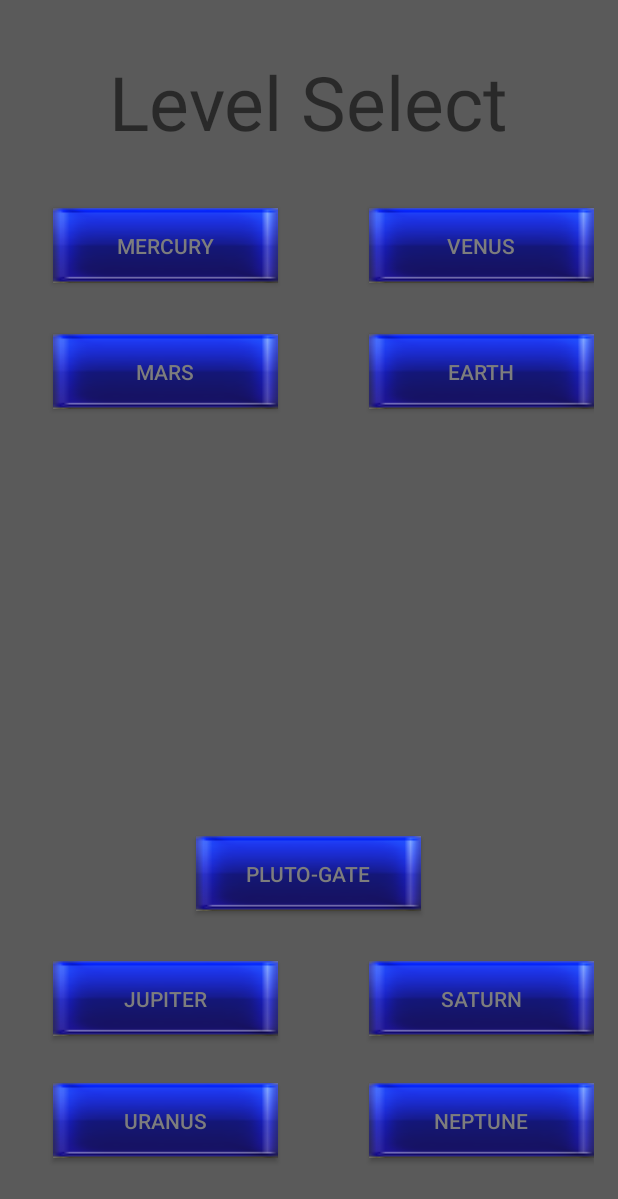
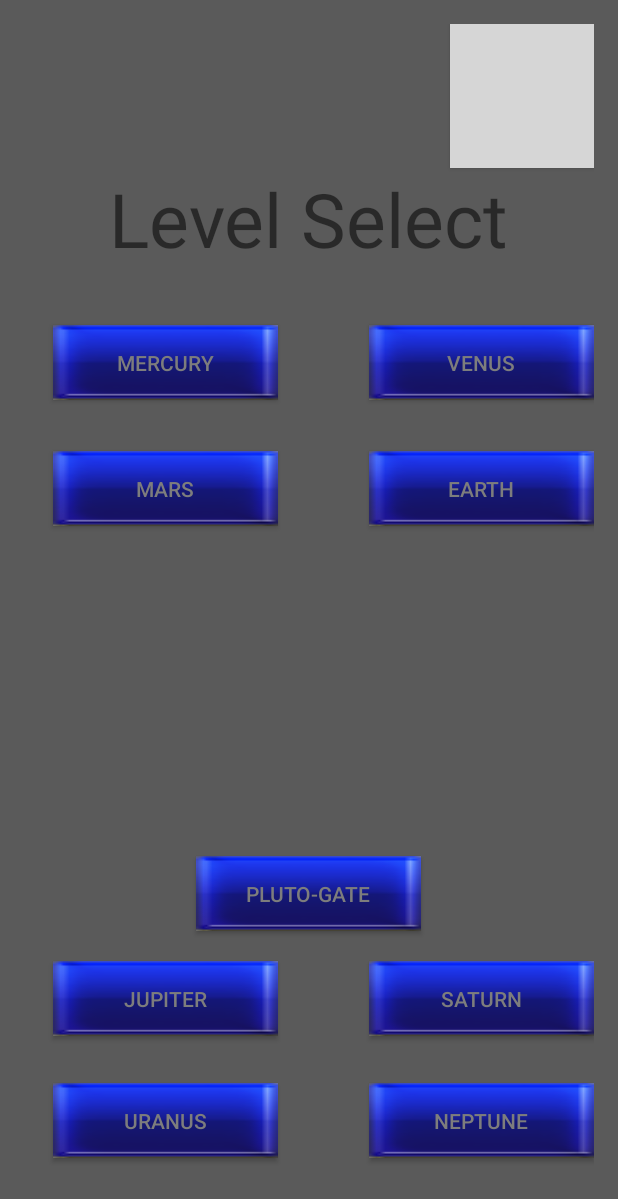
Before and after one commit to Lazer7/Ariel_Ace, an Android app: the screen it shows after launch (LevelSelectionScreen), after a tap on "PLAY", on a phone screen of 412 x 824 dp. Shown: the top 1199 px of the screen. Run offline under Robolectric (Android 15) with nearby library versions, the phone set to English and light mode, and no system bars; grey boxes are pictures that could not be loaded.

Commit message:
Update on the Selection Menu
Buttons have implemented on click listeners
there is a back button to navigate back to the main menu

```diff
--- a/app/src/main/java/lazer/myapplication/LevelSelectionScreen.java
+++ b/app/src/main/java/lazer/myapplication/LevelSelectionScreen.java
@@ -1,13 +1,96 @@
 package lazer.myapplication;
 
 import android.app.Activity;
+import android.content.Intent;
 import android.os.Bundle;
+import android.view.View;
+import android.widget.Button;
 
 public class LevelSelectionScreen extends Activity {
-
+    Button [] Planets= new Button[9];
+    Button backButton;
+    boolean continueservice;
     @Override
     protected void onCreate(Bundle savedInstanceState) {
         super.onCreate(savedInstanceState);
         setContentView(R.layout.activity_level_selection_screen);
+        setButtons();
+        continueservice=false;
     }
+    protected void onResume()
+    {
+        super.onResume();
+        if((OptionMenu.musicOn())&&(!MyService.isActive()))
+        {
+            startService(new Intent((this), MyService.class));
+        }
+
+    }
+    protected void onPause(){
+        super.onPause();
+        if(!continueservice)
+        {
+            stopService(new Intent(this,MyService.class));
+        }
+
+    }
+    public void setButtons()
+    {
+        Planets[0]= (Button)findViewById(R.id.Mercury);
+        Planets[1]= (Button)findViewById(R.id.Venus);
+        Planets[2]= (Button)findViewById(R.id.Mars);
+        Planets[3]= (Button)findViewById(R.id.Earth);
+        Planets[4]= (Button)findViewById(R.id.Jupiter);
+        Planets[5]= (Button)findViewById(R.id.Saturn);
+        Planets[6]= (Button)findViewById(R.id.Uranus);
+        Planets[7]= (Button)findViewById(R.id.Neptune);
+        Planets[8]= (Button)findViewById(R.id.Pluto);
+        backButton= (Button) findViewById(R.id.BackButton);
+        for(int i=0; i<9; i++){
+            Planets[i].setOnClickListener(new listener());
+        }
+        backButton.setOnClickListener(new listener());
+    }
+
+    private class listener implements View.OnClickListener
+    {
+        public void onClick(View v)
+        {
+            switch(v.getId())
+            {
+                case R.id.Mercury:
+                    System.out.println("Coming soon");
+                    break;
+                case R.id.Venus:
+                    System.out.println("Coming soon");
+                    break;
+                case R.id.Earth:
+                    System.out.println("Coming soon");
+                    break;
+                case R.id.Mars:
+                    System.out.println("Coming soon");
+                    break;
+                case R.id.Jupiter:
+                    System.out.println("Coming soon");
+                    break;
+                case R.id.Saturn:
+                    System.out.println("Coming soon");
+                    break;
+                case R.id.Uranus:
+                    System.out.println("Coming soon");
+                    break;
+                case R.id.Neptune:
+                    System.out.println("Coming soon");
+                break;
+                case R.id.Pluto:
+                    System.out.println("Coming soon");
+                    break;
+                case R.id.BackButton:
+                    Intent back = new Intent(LevelSelectionScreen.this,MainActivity.class);
+                    startActivity(back);
+                    break;
+            }
+        }
+    }
+
 }
--- a/app/src/main/java/lazer/myapplication/MainActivity.java
+++ b/app/src/main/java/lazer/myapplication/MainActivity.java
@@ -22,6 +22,7 @@ public class MainActivity extends Activity {
     Button Customization;
     Button Option;
     boolean CustomizationSelected;
+    boolean PlayButtonSelected;
     OptionMenu OptionMenu;
     RelativeLayout Main;
     /**
@@ -78,14 +79,16 @@ public class MainActivity extends Activity {
         System.out.println("onStop");
         //checks to see if option button has been selected
         //this shows that the user has enter the option menu
-        if(!CustomizationSelected)
+        if(!CustomizationSelected&&!PlayButtonSelected)
         {
             //if option menu has not been selected
             //then stop service
             stopService(new Intent((this), MyService.class));
         }
+
         //set option menu to false to reset the check
         CustomizationSelected =false;
+        PlayButtonSelected=false;
 
     }
 
@@ -129,10 +132,12 @@ public class MainActivity extends Activity {
         Customization = (Button) findViewById(R.id.Customize);
         Option = (Button) findViewById(R.id.OptionMenu);
         CustomizationSelected =false;
+        PlayButtonSelected=false;
         Play.setOnClickListener(new View.OnClickListener(){
 
             public void onClick(View view)
             {
+                PlayButtonSelected=true;
                 Intent LevelSelection=new Intent(MainActivity.this, LevelSelectionScreen.class);
                 startActivity(LevelSelection);
             }
--- a/app/src/main/res/layout/activity_level_selection_screen.xml
+++ b/app/src/main/res/layout/activity_level_selection_screen.xml
@@ -8,7 +8,8 @@
     android:paddingRight="@dimen/activity_horizontal_margin"
     android:paddingTop="@dimen/activity_vertical_margin"
     tools:context="lazer.myapplication.LevelSelectionScreen"
-    android:background="#5a5a5a">
+    android:background="#5a5a5a"
+    android:orientation="horizontal">
 
     <Button
         android:layout_width="wrap_content"
@@ -118,9 +119,8 @@
         android:text="Level Select"
         android:id="@+id/LevelSelectionLabel"
         android:textSize="50dp"
-        android:layout_alignParentTop="true"
-        android:layout_centerHorizontal="true"
-        android:layout_marginTop="18dp" />
+        android:layout_below="@+id/BackButton"
+        android:layout_centerHorizontal="true" />
 
     <Button
         android:layout_width="wrap_content"
@@ -132,5 +132,18 @@
         android:textColor="#7d7d7d"
         android:layout_above="@+id/Saturn"
         android:layout_centerHorizontal="true"
-        android:layout_marginBottom="33dp" />
+        android:layout_marginBottom="20dp" />
+
+    <Button
+        style="?android:attr/buttonStyleSmall"
+        android:layout_width="wrap_content"
+        android:layout_height="wrap_content"
+        android:id="@+id/BackButton"
+        android:background="@drawable/abc_ic_ab_back_mtrl_am_alpha"
+        android:width="10dp"
+        android:height="10dp"
+        android:singleLine="true"
+        android:layout_alignParentTop="true"
+        android:layout_alignParentRight="true"
+        android:layout_alignParentEnd="true" />
 </RelativeLayout>
--- a/app/src/main/res/values/strings.xml
+++ b/app/src/main/res/values/strings.xml
@@ -4,4 +4,5 @@
     <!-- TODO: Remove or change this placeholder text -->
     <string name="Customize">Option</string>
 
+
 </resources>
```
